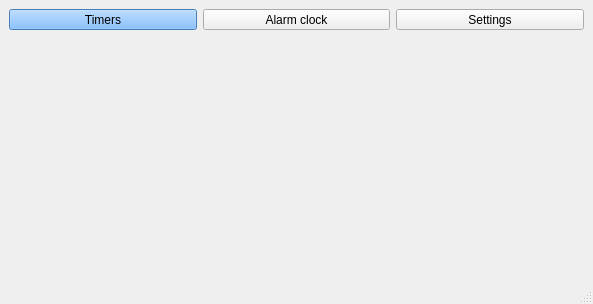
Above: mainwindow.ui from andruhus/Lab2OOOP2020 before the change. Below: the same form after it.
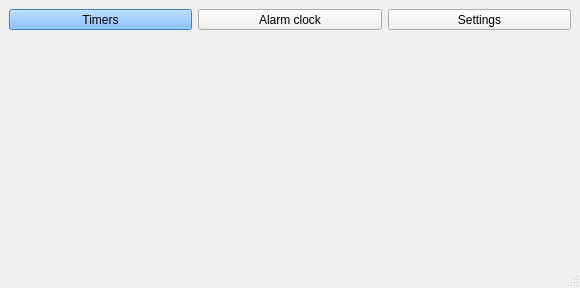
That is the form after the change.

Patch:
```diff
--- a/mainwindow.ui
+++ b/mainwindow.ui
@@ -6,8 +6,8 @@
    <rect>
     <x>0</x>
     <y>0</y>
-    <width>593</width>
-    <height>304</height>
+    <width>580</width>
+    <height>288</height>
    </rect>
   </property>
   <property name="sizePolicy">
```
Left out of the diff: 4 changed lines with no effect on the pictures.
